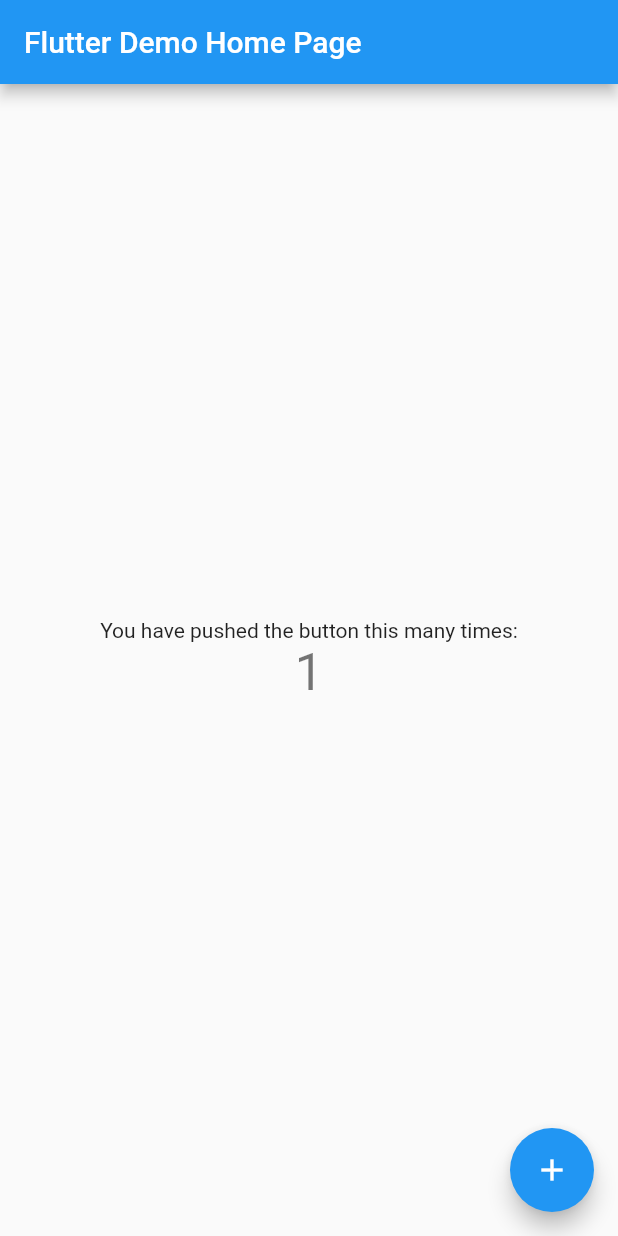
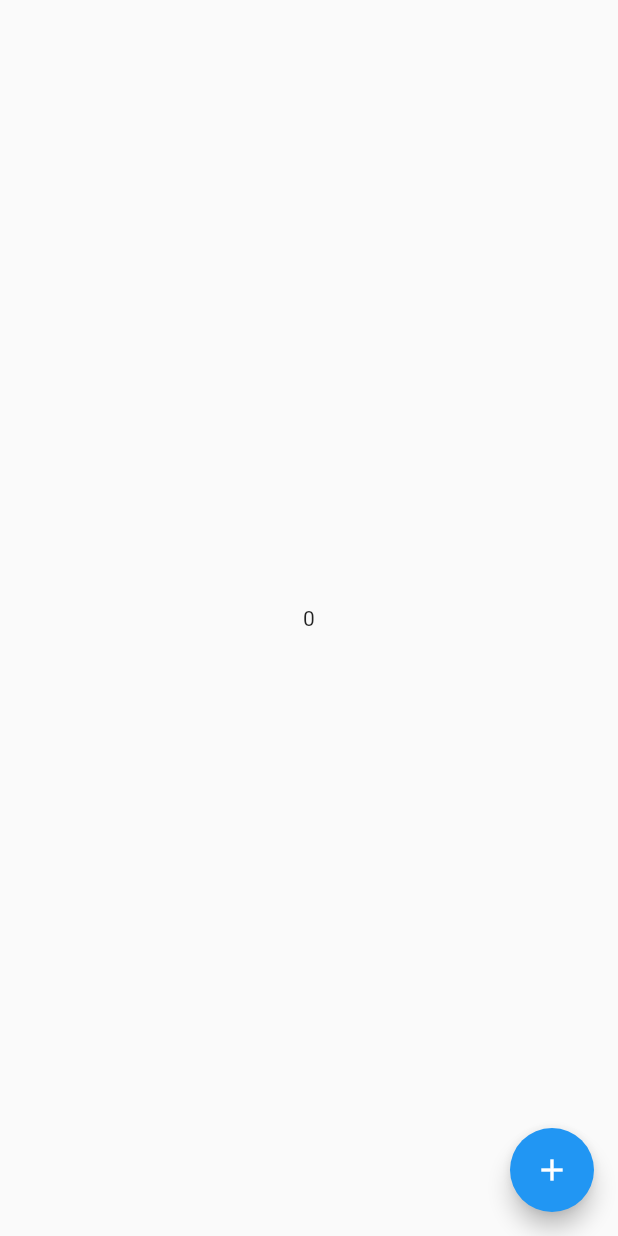
Before and after one commit to EcemBostancioglu/bloc_counter, a Flutter app: the screen it shows after launch, after a tap on the "add" icon, on a phone screen of 412 x 824 dp. Run offline on Flutter 3.47's test engine with Material 2 defaults, Android fonts, the phone set to English and light mode, and no system bars; our stand-ins replace bloc.

Commit message:
App Init

```diff
--- /dev/null
+++ b/lib/bloc/counter_bloc.dart
@@ -0,0 +1,15 @@
+import 'dart:async';
+
+import 'package:bloc/bloc.dart';
+import 'package:meta/meta.dart';
+
+part 'counter_event.dart';
+part 'counter_state.dart';
+
+class CounterBloc extends Bloc<CounterEvent, CounterState> {
+  CounterBloc() : super(CounterInitial()) {
+    on<CounterEvent>((event, emit) {
+      // TODO: implement event handler
+    });
+  }
+}
--- /dev/null
+++ b/lib/bloc/counter_event.dart
@@ -0,0 +1,4 @@
+part of 'counter_bloc.dart';
+
+@immutable
+abstract class CounterEvent {}
--- /dev/null
+++ b/lib/bloc/counter_state.dart
@@ -0,0 +1,6 @@
+part of 'counter_bloc.dart';
+
+@immutable
+abstract class CounterState {}
+
+class CounterInitial extends CounterState {}
--- a/lib/main.dart
+++ b/lib/main.dart
@@ -1,3 +1,4 @@
+import 'package:bloc_counter_example/view/home_view.dart';
 import 'package:flutter/material.dart';
 
 void main() {
@@ -7,109 +8,10 @@ void main() {
 class MyApp extends StatelessWidget {
   const MyApp({Key? key}) : super(key: key);
 
-  // This widget is the root of your application.
   @override
   Widget build(BuildContext context) {
     return MaterialApp(
-      title: 'Flutter Demo',
-      theme: ThemeData(
-        // This is the theme of your application.
-        //
-        // Try running your application with "flutter run". You'll see the
-        // application has a blue toolbar. Then, without quitting the app, try
-        // changing the primarySwatch below to Colors.green and then invoke
-        // "hot reload" (press "r" in the console where you ran "flutter run",
-        // or simply save your changes to "hot reload" in a Flutter IDE).
-        // Notice that the counter didn't reset back to zero; the application
-        // is not restarted.
-        primarySwatch: Colors.blue,
-      ),
-      home: const MyHomePage(title: 'Flutter Demo Home Page'),
+      home: HomeView(),
     );
   }
 }
-
-class MyHomePage extends StatefulWidget {
-  const MyHomePage({Key? key, required this.title}) : super(key: key);
-
-  // This widget is the home page of your application. It is stateful, meaning
-  // that it has a State object (defined below) that contains fields that affect
-  // how it looks.
-
-  // This class is the configuration for the state. It holds the values (in this
-  // case the title) provided by the parent (in this case the App widget) and
-  // used by the build method of the State. Fields in a Widget subclass are
-  // always marked "final".
-
-  final String title;
-
-  @override
-  State<MyHomePage> createState() => _MyHomePageState();
-}
-
-class _MyHomePageState extends State<MyHomePage> {
-  int _counter = 0;
-
-  void _incrementCounter() {
-    setState(() {
-      // This call to setState tells the Flutter framework that something has
-      // changed in this State, which causes it to rerun the build method below
-      // so that the display can reflect the updated values. If we changed
-      // _counter without calling setState(), then the build method would not be
-      // called again, and so nothing would appear to happen.
-      _counter++;
-    });
-  }
-
-  @override
-  Widget build(BuildContext context) {
-    // This method is rerun every time setState is called, for instance as done
-    // by the _incrementCounter method above.
-    //
-    // The Flutter framework has been optimized to make rerunning build methods
-    // fast, so that you can just rebuild anything that needs updating rather
-    // than having to individually change instances of widgets.
-    return Scaffold(
-      appBar: AppBar(
-        // Here we take the value from the MyHomePage object that was created by
-        // the App.build method, and use it to set our appbar title.
-        title: Text(widget.title),
-      ),
-      body: Center(
-        // Center is a layout widget. It takes a single child and positions it
-        // in the middle of the parent.
-        child: Column(
-          // Column is also a layout widget. It takes a list of children and
-          // arranges them vertically. By default, it sizes itself to fit its
-          // children horizontally, and tries to be as tall as its parent.
-          //
-          // Invoke "debug painting" (press "p" in the console, choose the
-          // "Toggle Debug Paint" action from the Flutter Inspector in Android
-          // Studio, or the "Toggle Debug Paint" command in Visual Studio Code)
-          // to see the wireframe for each widget.
-          //
-          // Column has various properties to control how it sizes itself and
-          // how it positions its children. Here we use mainAxisAlignment to
-          // center the children vertically; the main axis here is the vertical
-          // axis because Columns are vertical (the cross axis would be
-          // horizontal).
-          mainAxisAlignment: MainAxisAlignment.center,
-          children: <Widget>[
-            const Text(
-              'You have pushed the button this many times:',
-            ),
-            Text(
-              '$_counter',
-              style: Theme.of(context).textTheme.headline4,
-            ),
-          ],
-        ),
-      ),
-      floatingActionButton: FloatingActionButton(
-        onPressed: _incrementCounter,
-        tooltip: 'Increment',
-        child: const Icon(Icons.add),
-      ), // This trailing comma makes auto-formatting nicer for build methods.
-    );
-  }
-}
--- /dev/null
+++ b/lib/view/home_view.dart
@@ -0,0 +1,18 @@
+import 'package:flutter/material.dart';
+
+class HomeView extends StatelessWidget {
+  const HomeView({Key? key}) : super(key: key);
+
+  @override
+  Widget build(BuildContext context) {
+    return Scaffold(
+      floatingActionButton: FloatingActionButton(
+        onPressed: (){},
+        child: Icon(Icons.add),
+      ),
+      body: Center(
+        child: Text('0'),
+      ),
+    );
+  }
+}
--- a/pubspec.yaml
+++ b/pubspec.yaml
@@ -34,6 +34,8 @@ dependencies:
   # The following adds the Cupertino Icons font to your application.
   # Use with the CupertinoIcons class for iOS style icons.
   cupertino_icons: ^1.0.2
+  flutter_bloc: ^8.0.1
+  bloc: ^8.0.3
 
 dev_dependencies:
   flutter_test:
```
Also changed, not shown: pubspec.lock.
